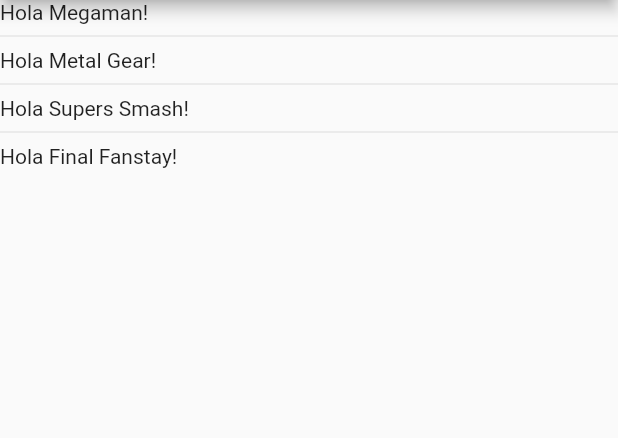
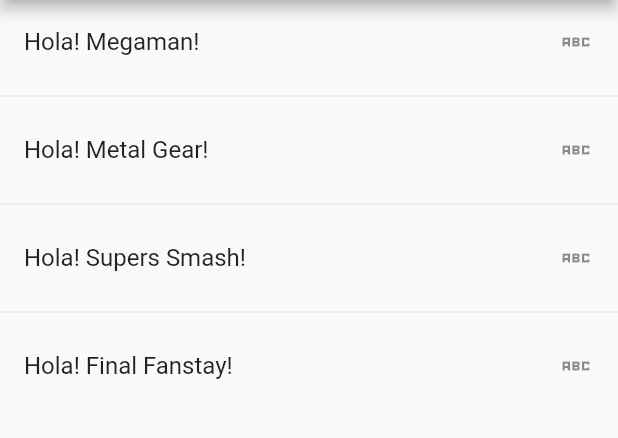
Before and after one commit to lpedrozoqd/comps_app, a Flutter app: the screen it shows after launch, on a phone screen of 412 x 824 dp, the part 84-522 px from its top. Run offline on Flutter 3.47's test engine with Material 2 defaults, Android fonts, the phone set to English and light mode, and no system bars.

Commit message:
Uso de ListView dinámico (P4)

```diff
--- a/lib/main.dart
+++ b/lib/main.dart
@@ -1,4 +1,4 @@
-import 'package:comps_app/ui/_5_list_view_ui.dart';
+import 'package:comps_app/ui/_6_list_view_ui.dart';
 import 'package:flutter/material.dart';
 
 void main() {
@@ -13,6 +13,6 @@
     return const MaterialApp(
         debugShowCheckedModeBanner: false,
         title: 'Componentes',
-        home: ListViewUI05());
+        home: ListViewUI06());
   }
 }
--- /dev/null
+++ b/lib/ui/_6_list_view_ui.dart
@@ -0,0 +1,27 @@
+import 'package:flutter/material.dart';
+
+class ListViewUI06 extends StatelessWidget {
+  final options = const [
+    'Megaman',
+    'Metal Gear',
+    'Supers Smash',
+    'Final Fanstay'
+  ];
+  const ListViewUI06({Key? key}) : super(key: key);
+
+  @override
+  Widget build(BuildContext context) {
+    return Scaffold(
+        appBar: AppBar(title: const Text("LisViewUI04")),
+        //Aquí se elige un constructor especial (ListView.separated) del ListView para agregar
+        //un widget separador entre ítems.
+        body: ListView.separated(
+          itemCount: options.length,
+          itemBuilder: (context, index) => ListTile(
+            title: Text('Hola! ${options[index]}!'),
+            trailing: const Icon(Icons.abc_sharp),
+          ),
+          separatorBuilder: (context, index) => const Divider(),
+        ));
+  }
+}
```
